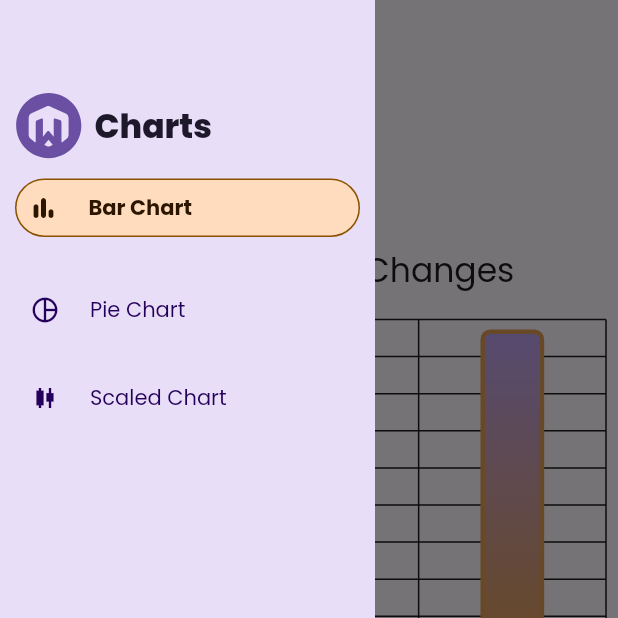
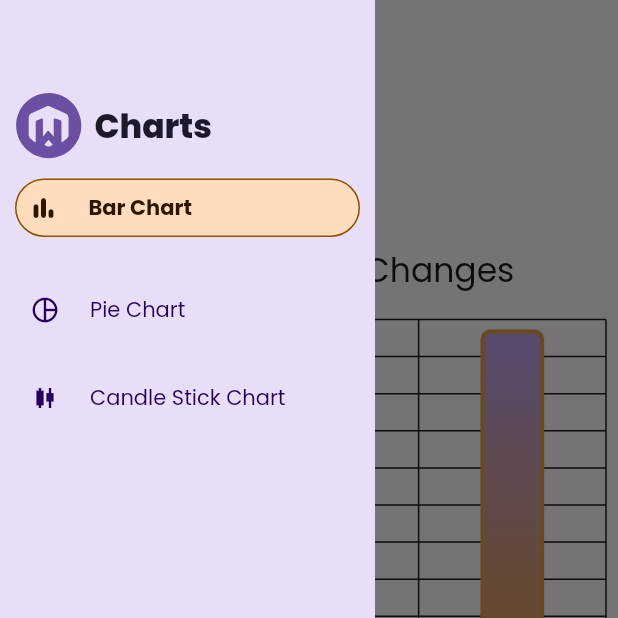
Before and after one commit to wednesday-solutions/chart_it, a Flutter app: the screen it shows after launch, with the side drawer open, on a phone screen of 412 x 824 dp, the top half of it. Run offline on Flutter 3.47's test engine with Material 2 defaults, Android fonts, the phone set to English and light mode, and no system bars; drawn by our look-alikes of sidebarx; our stand-ins replace equatable, flutter_svg, google_fonts, responsive_sizer, universal_platform; missing offline and left inert: flutter_displaymode.

Commit message:
Refactor and clean all old scaled charts usages

```diff
--- a/example/lib/screens/navigation/multi_platform_content.dart
+++ b/example/lib/screens/navigation/multi_platform_content.dart
@@ -1,6 +1,6 @@
 import 'package:example/screens/bar_chart.dart';
+import 'package:example/screens/candlestick_charts.dart';
 import 'package:example/screens/pie_chart.dart';
-import 'package:example/screens/scaled_charts.dart';
 import 'package:example/tools/current_device.dart';
 import 'package:flutter/material.dart';
 import 'package:flutter_svg/flutter_svg.dart';
@@ -51,7 +51,7 @@ class _MultiPlatformContentState extends State<MultiPlatformContent> {
       ),
       SidebarXItem(
         icon: Icons.candlestick_chart,
-        label: 'Scaled Chart',
+        label: 'Candle Stick Chart',
         onTap: () {
           _controller.selectIndex(2);
           if (CurrentDevice.isMobile) {
```
Also changed, not shown: example/lib/screens/candlestick_charts.dart (renamed from example/lib/screens/scaled_charts.dart).
